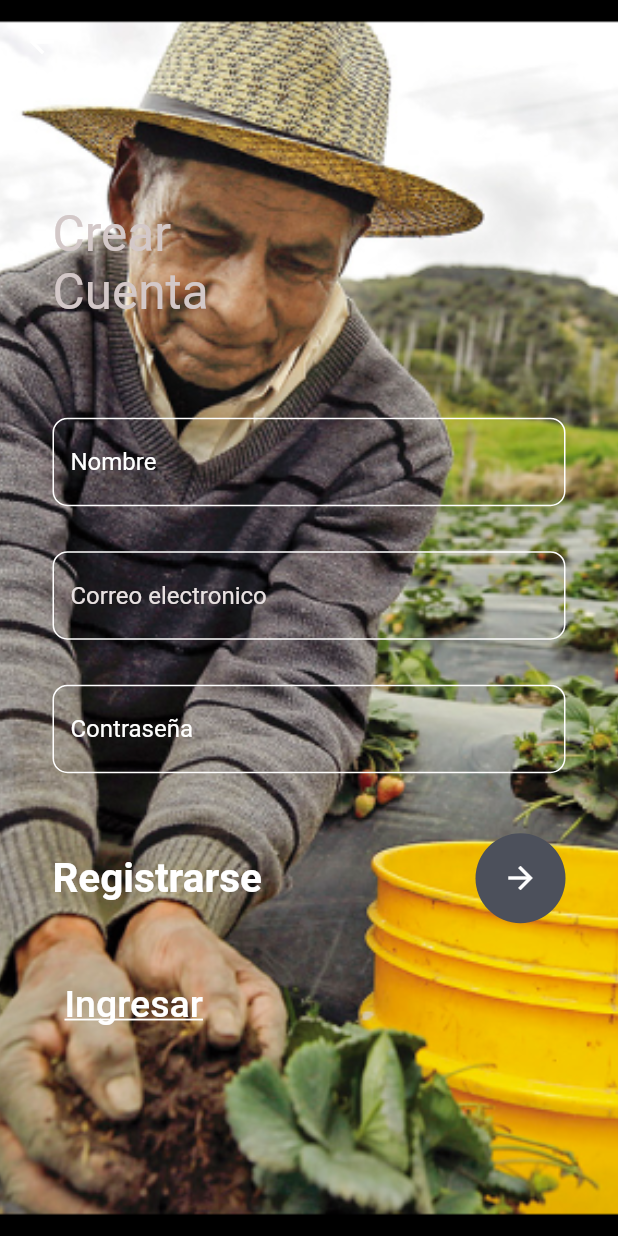
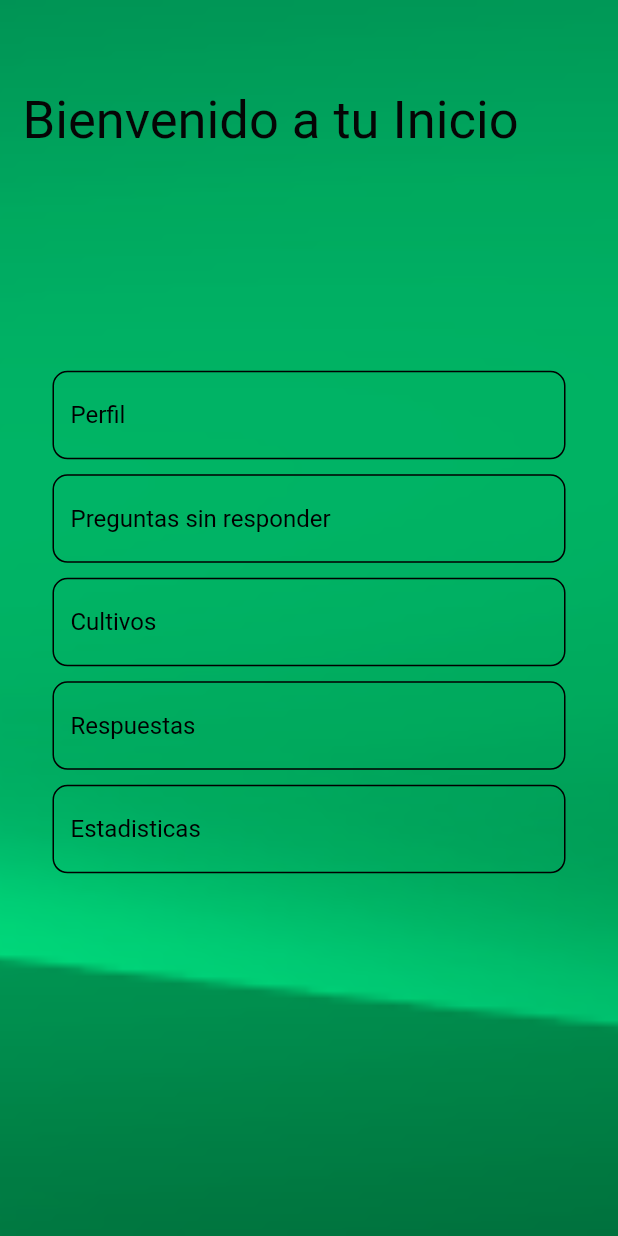
Before and after one commit to Andrescruzxr/appayudagroivan, a Flutter app: the inicio screen opened by its route, on a phone screen of 412 x 824 dp. Run offline on Flutter 3.47's test engine with Material 2 defaults, Android fonts, the phone set to English and light mode, and no system bars.

Commit message:
app movil

```diff
--- a/lib/inicio.dart
+++ b/lib/inicio.dart
@@ -1,33 +1,30 @@
 import 'package:flutter/material.dart';
+import 'package:signup_page/inicio.dart';
 
 class inicio extends StatefulWidget {
   const inicio({Key? key}) : super(key: key);
 
   @override
-  _MyRegisterState createState() => _MyRegisterState();
+  _MyLoginState createState() => _MyLoginState();
 }
 
-class _MyRegisterState extends State<inicio> {
+class _MyLoginState extends State<inicio> {
   @override
   Widget build(BuildContext context) {
     return Container(
       decoration: const BoxDecoration(
         image: DecorationImage(
-            image: AssetImage('assets/images/campo1.png'), fit: BoxFit.cover),
+            image: AssetImage('assets/images/inicio3.png'), fit: BoxFit.cover),
       ),
       child: Scaffold(
-        appBar: AppBar(
-          backgroundColor: Color.fromARGB(0, 136, 27, 27),
-          elevation: 0,
-        ),
-        backgroundColor: Colors.transparent,
+        backgroundColor: Color.fromARGB(0, 168, 151, 52),
         body: Stack(children: [
           Container(
-            padding: const EdgeInsets.only(left: 35, top: 80),
+            padding: const EdgeInsets.only(left: 15, top: 60),
             child: const Text(
-              "Crear\nCuenta",
-              style: TextStyle(
-                  color: Color.fromARGB(255, 211, 200, 200), fontSize: 33),
+              "Bienvenido a tu Inicio",
+              style:
+                  TextStyle(color: Color.fromARGB(255, 5, 5, 5), fontSize: 35),
             ),
           ),
           SingleChildScrollView(
@@ -35,27 +32,46 @@ class _MyRegisterState extends State<inicio> {
               padding: EdgeInsets.only(
                   right: 35,
                   left: 35,
-                  top: MediaQuery.of(context).size.height * 0.27),
+                  top: MediaQuery.of(context).size.height * 0.3),
               child: Column(children: [
                 TextField(
                   decoration: InputDecoration(
                     focusedBorder: OutlineInputBorder(
                       borderRadius: BorderRadius.circular(10),
                       borderSide: const BorderSide(
-                          color: Color.fromARGB(255, 221, 217, 217)),
+                          color: Color.fromARGB(255, 219, 211, 211)),
                     ),
                     enabledBorder: OutlineInputBorder(
                       borderRadius: BorderRadius.circular(10),
-                      borderSide: const BorderSide(color: Colors.white),
+                      borderSide: const BorderSide(color: Colors.black),
                     ),
-                    hintText: 'Nombre',
-                    hintStyle: const TextStyle(color: Colors.white),
+                    hintText: 'Perfil',
+                    hintStyle: const TextStyle(color: Colors.black),
                   ),
                 ),
                 const SizedBox(
-                  height: 30,
+                  height: 10,
                 ),
                 TextField(
+                  decoration: InputDecoration(
+                    focusedBorder: OutlineInputBorder(
+                      borderRadius: BorderRadius.circular(10),
+                      borderSide: const BorderSide(
+                          color: Color.fromARGB(255, 219, 211, 211)),
+                    ),
+                    enabledBorder: OutlineInputBorder(
+                      borderRadius: BorderRadius.circular(10),
+                      borderSide: const BorderSide(color: Colors.black),
+                    ),
+                    hintText: 'Preguntas sin responder',
+                    hintStyle: const TextStyle(color: Colors.black),
+                  ),
+                ),
+                const SizedBox(
+                  height: 10,
+                ),
+                TextField(
+                  obscureText: true,
                   decoration: InputDecoration(
                     focusedBorder: OutlineInputBorder(
                       borderRadius: BorderRadius.circular(10),
@@ -63,76 +79,54 @@ class _MyRegisterState extends State<inicio> {
                     ),
                     enabledBorder: OutlineInputBorder(
                       borderRadius: BorderRadius.circular(10),
-                      borderSide: const BorderSide(color: Colors.white),
+                      borderSide: const BorderSide(color: Colors.black),
                     ),
-                    hintText: 'Correo electronico',
-                    hintStyle: const TextStyle(
-                        color: Color.fromARGB(255, 233, 226, 226)),
+                    hintText: 'Cultivos',
+                    hintStyle: const TextStyle(color: Colors.black),
                   ),
                 ),
                 const SizedBox(
-                  height: 30,
+                  height: 10,
                 ),
                 TextField(
-                  obscureText: true,
                   decoration: InputDecoration(
                     focusedBorder: OutlineInputBorder(
                       borderRadius: BorderRadius.circular(10),
                       borderSide: const BorderSide(
-                          color: Color.fromARGB(255, 219, 210, 210)),
+                          color: Color.fromARGB(255, 219, 211, 211)),
                     ),
                     enabledBorder: OutlineInputBorder(
                       borderRadius: BorderRadius.circular(10),
-                      borderSide: const BorderSide(color: Colors.white),
+                      borderSide: const BorderSide(color: Colors.black),
                     ),
-                    hintText: 'Contraseña',
-                    hintStyle: const TextStyle(color: Colors.white),
+                    hintText: 'Respuestas',
+                    hintStyle: const TextStyle(color: Colors.black),
+                  ),
+                ),
+                const SizedBox(
+                  height: 10,
+                ),
+                TextField(
+                  decoration: InputDecoration(
+                    focusedBorder: OutlineInputBorder(
+                      borderRadius: BorderRadius.circular(10),
+                      borderSide: const BorderSide(
+                          color: Color.fromARGB(255, 219, 211, 211)),
+                    ),
+                    enabledBorder: OutlineInputBorder(
+                      borderRadius: BorderRadius.circular(10),
+                      borderSide: const BorderSide(color: Colors.black),
+                    ),
+                    hintText: 'Estadisticas',
+                    hintStyle: const TextStyle(color: Colors.black),
                   ),
                 ),
                 const SizedBox(
                   height: 40,
                 ),
-                Row(
-                    mainAxisAlignment: MainAxisAlignment.spaceBetween,
-                    children: [
-                      const Text(
-                        'Registrarse',
-                        style: TextStyle(
-                          color: Colors.white,
-                          fontSize: 27,
-                          fontWeight: FontWeight.w700,
-                        ),
-                      ),
-                      CircleAvatar(
-                        radius: 30,
-                        backgroundColor: const Color(0xff4c505b),
-                        child: IconButton(
-                          color: Colors.white,
-                          onPressed: () {},
-                          icon: const Icon(Icons.arrow_forward),
-                        ),
-                      ),
-                    ]),
                 const SizedBox(
-                  height: 30,
+                  height: 40,
                 ),
-                Row(
-                    mainAxisAlignment: MainAxisAlignment.spaceBetween,
-                    children: [
-                      TextButton(
-                        onPressed: () {
-                          Navigator.pushNamed(context, 'login');
-                        },
-                        child: const Text(
-                          'Ingresar',
-                          style: TextStyle(
-                            decoration: TextDecoration.underline,
-                            fontSize: 25,
-                            color: Colors.white,
-                          ),
-                        ),
-                      ),
-                    ]),
               ]),
             ),
           ),
--- a/lib/login.dart
+++ b/lib/login.dart
@@ -86,7 +86,9 @@ class _MyLoginState extends State<MyLogin> {
                       backgroundColor: Color.fromARGB(255, 14, 163, 71),
                       child: IconButton(
                         color: Color.fromARGB(255, 239, 240, 237),
-                        onPressed: () {},
+                        onPressed: () {
+                          Navigator.pushNamed(context, 'inicio');
+                        },
                         icon: const Icon(Icons.arrow_forward),
                       ),
                     ),
--- a/lib/main.dart
+++ b/lib/main.dart
@@ -2,6 +2,7 @@ import 'package:flutter/material.dart';
 import 'package:signup_page/login.dart';
 import 'package:signup_page/registrar.dart';
 import 'package:signup_page/inicio.dart';
+import 'package:signup_page/perfil.dart';
 
 void main() {
   runApp(
@@ -12,6 +13,7 @@ void main() {
           'login': (context) => const MyLogin(),
           'registrar': (context) => const Registrar(),
           'inicio': (context) => const inicio(),
+           'perfil': (context) => const perfil(),
         }),
   );
 }
--- /dev/null
+++ b/lib/perfil.dart
@@ -0,0 +1,10 @@
+import 'package:flutter/material.dart';
+
+class perfil extends StatelessWidget {
+  const perfil({key});
+
+  @override
+  Widget build(BuildContext context) {
+    return Container();
+  }
+}
--- a/lib/registrar.dart
+++ b/lib/registrar.dart
@@ -12,6 +12,7 @@ class _MyRegisterState extends State<Registrar> {
   @override
   Widget build(BuildContext context) {
     return Container(
+
       decoration: const BoxDecoration(
         image: DecorationImage(
             image: AssetImage('assets/images/campo1.png'), fit: BoxFit.cover),
```
Also changed, not shown: assets/images/inicio3.png (added), assets/images/logo.png (added).
